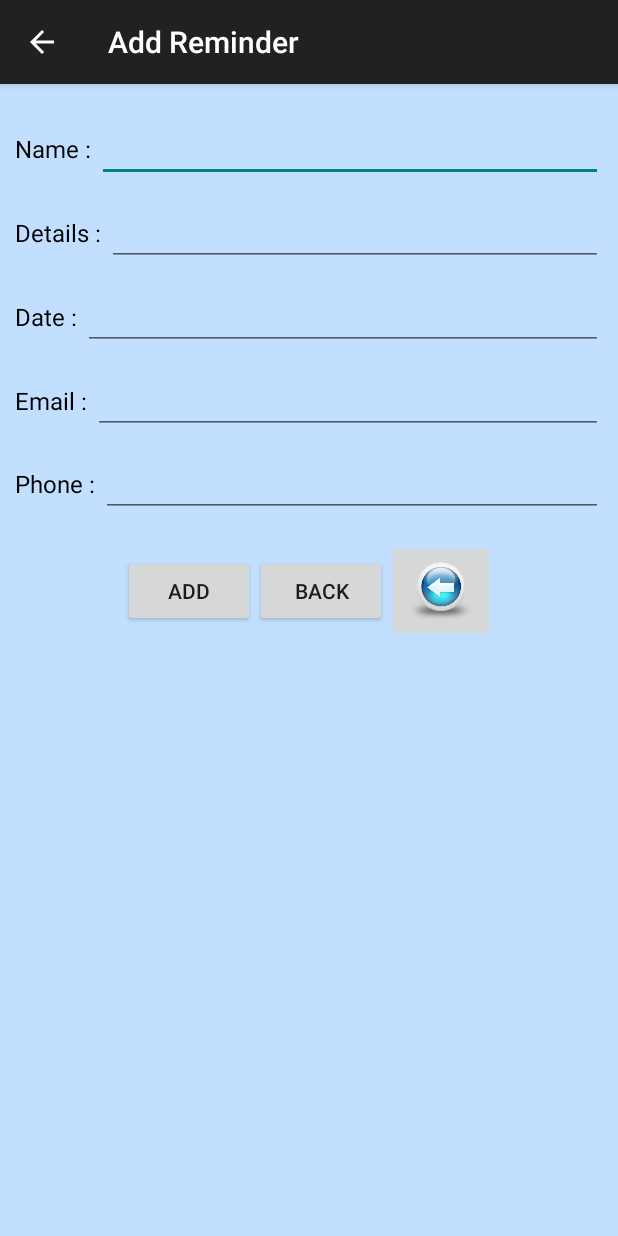
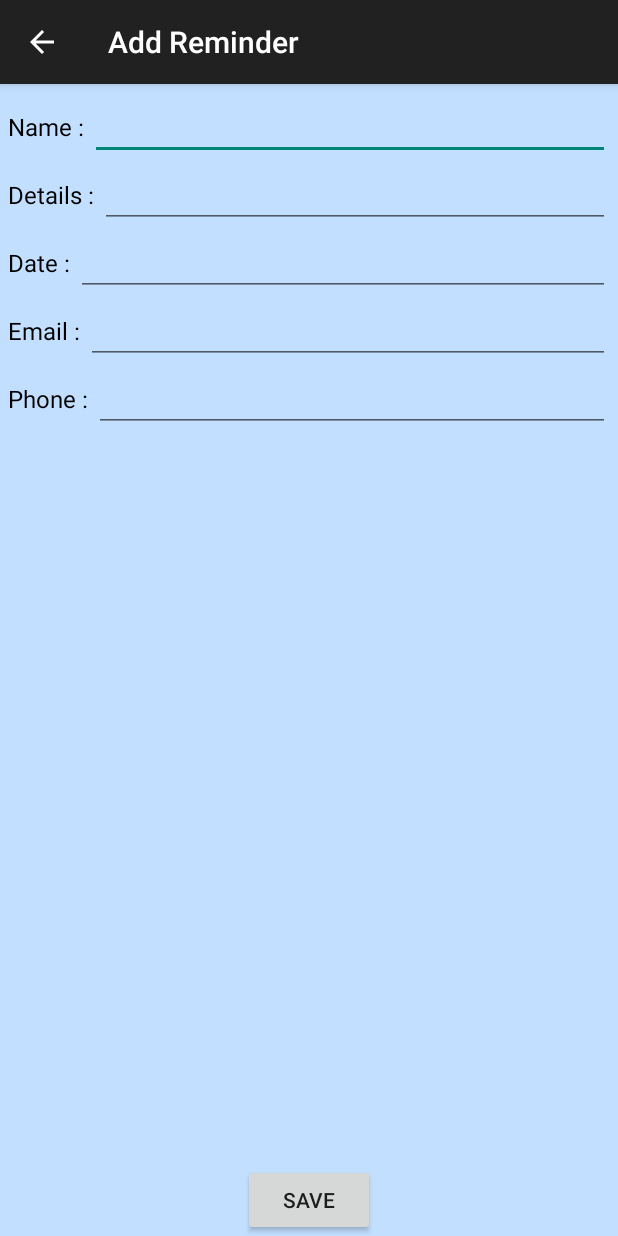
Before and after one commit to kirangavv/ReminderBuddy, an Android app: the Main screen opened directly, with no data from a screen before it, in the options menu, after a tap on "Add", on a phone screen of 412 x 824 dp. Run offline under Robolectric (Android 15) with nearby library versions, the phone set to English and light mode, and no system bars; 2 statements that could not run were skipped.

Commit message:
Fixed abouts us and setting page.
Fixded aboutus link , styles, setting page... minor changes in add
reminder

```diff
--- a/app/src/main/java/com/remainder/AddReminder.java
+++ b/app/src/main/java/com/remainder/AddReminder.java
@@ -20,36 +20,36 @@ public class AddReminder extends AppCompatActivity implements View.OnClickListen
     private EditText remainderDate;		// Text field
     private EditText remainderEmail;		// Text field
     private EditText remainderPhone;		// Text field
-    private Button addNewButton;	// Add new button
-    private Button backButton;		// Back button
+    private Button saveButton;	// Save button
 
     // DAO
     private RemainderDAO dao;
 
-
     @Override
     protected void onCreate(Bundle savedInstanceState) {
+
         super.onCreate(savedInstanceState);
+
         setContentView(R.layout.activity_add_reminder);// Create DAO object
+
         dao = new RemainderDAO(this);
 
         remainderName 		= (EditText)findViewById(R.id.newRemainderName);
-        remainderDetails 		= (EditText)findViewById(R.id.newRemainderDetails);
+        remainderDetails 	= (EditText)findViewById(R.id.newRemainderDetails);
         remainderDate 		= (EditText)findViewById(R.id.newRemainderDate);
         remainderEmail 		= (EditText)findViewById(R.id.newRemainderEmail);
         remainderPhone 		= (EditText)findViewById(R.id.newRemainderPhone);
-        addNewButton 	= (Button)findViewById(R.id.button_addremainder_add);
-        backButton		= (Button)findViewById(R.id.button_addremainder_back);
+        saveButton 	        = (Button)findViewById(R.id.button_addremainder_save);
 
-        addNewButton.setOnClickListener(this);
-        backButton.setOnClickListener(this);
+        saveButton.setOnClickListener(this);
+
         getSupportActionBar().setDisplayHomeAsUpEnabled(true);
     }
 
     @Override
     public void onClick(View v) {
         // If add button was clicked
-        if (addNewButton.isPressed()) {
+        if (saveButton.isPressed()) {
             // Get entered text
             String remainderNameTextValue = remainderName.getText().toString();
             remainderName.setText("");
@@ -72,19 +72,10 @@ public class AddReminder extends AppCompatActivity implements View.OnClickListen
             startActivity(intent);
 
         }
-        //else if (backButton.isPressed()) {
-            // When back button is pressed
-            // Create an intent
-           // Intent intent = new Intent(this, Main.class);
-            // Start activity
-           // startActivity(intent);
-            // Finish this activity
             this.finish();
 
             // Close the database
             dao.close();
-       // }
-
     }
 
     @Override
--- a/app/src/main/res/layout/activity_about_us.xml
+++ b/app/src/main/res/layout/activity_about_us.xml
@@ -5,7 +5,7 @@
     xmlns:tools="http://schemas.android.com/tools" android:layout_width="match_parent"
     android:layout_height="match_parent" android:fitsSystemWindows="true"
     tools:context="com.remainder.AboutUs"
-    android:background="@color/color_background">
+    android:background="@color/background">
 
     <!--<android.support.design.widget.AppBarLayout android:layout_height="wrap_content"-->
         <!--android:layout_width="match_parent" android:theme="@style/AppTheme.AppBarOverlay">-->
--- a/app/src/main/res/layout/activity_add_reminder.xml
+++ b/app/src/main/res/layout/activity_add_reminder.xml
@@ -2,15 +2,14 @@
     android:layout_width="fill_parent"
     android:layout_height="fill_parent"
     android:orientation="vertical"
-    android:background="@color/color_background">
+    android:background="@color/background">
 
     <LinearLayout
         android:id="@+id/formLayout"
         android:layout_width="fill_parent"
         android:layout_height="wrap_content"
-        android:padding="@dimen/dim_10dp"
-        android:orientation="vertical"
-         >
+        android:padding="@dimen/dim_5dp"
+        android:orientation="vertical">
 
         <LinearLayout
             android:layout_width="match_parent"
@@ -20,18 +19,14 @@
                 android:layout_width="0dp"
                 android:layout_height="wrap_content"
                 android:layout_weight="1"
-                android:orientation="horizontal"
-                android:layout_marginBottom="@dimen/dim_5dp"
-                android:paddingTop="@dimen/dim_10dp">
-
+                android:orientation="horizontal">
 
                 <TextView
                     android:layout_width="wrap_content"
                     android:layout_height="wrap_content"
                     android:text="Name : "
-                    android:textColor="#000"
-                    android:textSize="@dimen/abc_text_size_menu_material"/>
-
+                    android:textColor="@color/labeltext"
+                    android:textSize="16sp"/>
 
                 <EditText
                     android:id="@+id/newRemainderName"
@@ -39,10 +34,8 @@
                     android:layout_height="wrap_content"
                     android:inputType="text"
                     android:ems="10" >
-
                     <requestFocus />
                 </EditText>
-
             </LinearLayout>
         </LinearLayout>
 
@@ -53,17 +46,14 @@
                 android:layout_width="0dp"
                 android:layout_height="wrap_content"
                 android:layout_weight="1"
-                android:orientation="horizontal"
-                android:layout_marginBottom="@dimen/dim_5dp"
-                android:paddingTop="@dimen/dim_5dp">
-
+                android:orientation="horizontal">
 
                 <TextView
                     android:layout_width="wrap_content"
                     android:layout_height="wrap_content"
                     android:text="Details : "
-                    android:textColor="#000"
-                    android:textSize="@dimen/abc_text_size_menu_material"/>
+                    android:textColor="@color/labeltext"
+                    android:textSize="@dimen/textsize_16sp"/>
 
                 <EditText
                     android:id="@+id/newRemainderDetails"
@@ -72,7 +62,6 @@
                     android:inputType="text"
                     android:ems="10" >
                 </EditText>
-
             </LinearLayout>
         </LinearLayout>
 
@@ -83,17 +72,14 @@
                 android:layout_width="0dp"
                 android:layout_height="wrap_content"
                 android:layout_weight="1"
-                android:orientation="horizontal"
-                android:layout_marginBottom="@dimen/dim_5dp"
-                android:paddingTop="@dimen/dim_5dp">
-
+                android:orientation="horizontal">
 
                 <TextView
                     android:layout_width="wrap_content"
                     android:layout_height="wrap_content"
                     android:text="Date : "
-                    android:textColor="#000"
-                    android:textSize="@dimen/abc_text_size_menu_material"/>
+                    android:textColor="@color/labeltext"
+                    android:textSize="@dimen/textsize_16sp"/>
 
                 <EditText
                     android:id="@+id/newRemainderDate"
@@ -101,7 +87,6 @@
                     android:layout_height="wrap_content"
                     android:ems="10" >
                 </EditText>
-
             </LinearLayout>
         </LinearLayout>
 
@@ -112,16 +97,14 @@
                 android:layout_width="0dp"
                 android:layout_height="wrap_content"
                 android:layout_weight="1"
-                android:orientation="horizontal"
-                android:paddingTop="@dimen/dim_5dp">
-
+                android:orientation="horizontal">
 
                 <TextView
                     android:layout_width="wrap_content"
                     android:layout_height="wrap_content"
                     android:text="Email : "
-                    android:textColor="#000"
-                    android:textSize="@dimen/abc_text_size_menu_material"/>
+                    android:textColor="@color/labeltext"
+                    android:textSize="@dimen/textsize_16sp"/>
 
                 <EditText
                     android:id="@+id/newRemainderEmail"
@@ -130,7 +113,6 @@
                     android:layout_height="wrap_content"
                     android:ems="10" >
                 </EditText>
-
             </LinearLayout>
         </LinearLayout>
 
@@ -141,17 +123,14 @@
                 android:layout_width="0dp"
                 android:layout_height="wrap_content"
                 android:layout_weight="1"
-                android:orientation="horizontal"
-                android:layout_marginBottom="@dimen/dim_5dp"
-                android:paddingTop="@dimen/dim_10dp">
-
+                android:orientation="horizontal">
 
                 <TextView
                     android:layout_width="wrap_content"
                     android:layout_height="wrap_content"
                     android:text="Phone : "
-                    android:textColor="#000"
-                    android:textSize="@dimen/abc_text_size_menu_material"/>
+                    android:textColor="@color/labeltext"
+                    android:textSize="@dimen/textsize_16sp"/>
 
                 <EditText
                     android:id="@+id/newRemainderPhone"
@@ -161,40 +140,22 @@
                     android:maxLength="10"
                     android:ems="10" >
                 </EditText>
-
             </LinearLayout>
         </LinearLayout>
-
-
-
 
     </LinearLayout>
 
     <LinearLayout
-        android:layout_width="fill_parent"
-        android:layout_height="wrap_content"
-        android:gravity="center">
+        android:layout_width="match_parent"
+        android:layout_height="0dip"
+        android:layout_weight="1"
+        android:gravity="center|bottom"
+        android:orientation="horizontal">
         <Button
-            android:id="@+id/button_addremainder_add"
+            android:id="@+id/button_addremainder_save"
             android:layout_width="wrap_content"
             android:layout_height="wrap_content"
-            android:text="@string/button_addnew" />
-
-        <Button
-            android:id="@+id/button_addremainder_back"
-            android:layout_width="wrap_content"
-            android:layout_height="wrap_content"
-            android:text="@string/button_menu_goback" />
-
-
-            <ImageButton
-                android:id="@+id/imageButton1"
-                android:layout_width="wrap_content"
-                android:layout_height="wrap_content"
-                android:src="@drawable/rb_back" />
-
-        />
-
+            android:text="@string/button_save" />
     </LinearLayout>
 
 </LinearLayout>
--- a/app/src/main/res/layout/activity_main.xml
+++ b/app/src/main/res/layout/activity_main.xml
@@ -2,9 +2,9 @@
     xmlns:tools="http://schemas.android.com/tools" android:layout_width="match_parent"
     android:layout_height="match_parent" android:paddingLeft="@dimen/activity_horizontal_margin"
     android:paddingRight="@dimen/activity_horizontal_margin"
-    android:paddingBottom="@dimen/activity_vertical_margin"
+    android:paddingBottom="@dimen/dim_10dp"
     tools:context="com.remainder.Main"
-    android:background="@color/color_background">
+    android:background="@color/background">
 
     <ListView android:id="@+id/listview_result"
         android:layout_width="fill_parent"
--- a/app/src/main/res/layout/activity_settings.xml
+++ b/app/src/main/res/layout/activity_settings.xml
@@ -5,7 +5,7 @@
     xmlns:tools="http://schemas.android.com/tools" android:layout_width="match_parent"
     android:layout_height="match_parent" android:fitsSystemWindows="true"
     tools:context="com.remainder.Settings"
-    android:background="@color/color_background">
+    android:background="@color/background">
 
     <!--<android.support.design.widget.AppBarLayout android:layout_height="wrap_content"-->
         <!--android:layout_width="match_parent" android:theme="@style/AppTheme.AppBarOverlay">-->
--- a/app/src/main/res/values/dimens.xml
+++ b/app/src/main/res/values/dimens.xml
@@ -1,39 +1,40 @@
 <resources>
     <!-- Default screen margins, per the Android Design guidelines. -->
-    <dimen name="activity_horizontal_margin">16dp</dimen>
-    <dimen name="activity_vertical_margin">16dp</dimen>
-    <dimen name="dim_60dp">60dp</dimen>
+    <dimen name="dim_0.5dp">0.5dp</dimen>
+    <dimen name="dim_0.1dp">0.1dp</dimen>
+    <dimen name="dim_1dp">1dp</dimen>
+    <dimen name="dim_3dp">3dp</dimen>
+    <dimen name="dim_5dp">5dp</dimen>
+    <dimen name="dim_7dp">7dp</dimen>
+    <dimen name="dim_8dp">8dp</dimen>
+    <dimen name="dim_10dp">10dp</dimen>
+    <dimen name="dim_12dp">12dp</dimen>
+    <dimen name="dim_15dp">15dp</dimen>
     <dimen name="dim_16dp">16dp</dimen>
     <dimen name="dim_18dp">18dp</dimen>
-    <dimen name="dim_70dp">70dp</dimen>
-    <dimen name="dim_80dp">80dp</dimen>
-    <dimen name="dim_100dp">100dp</dimen>
-    <dimen name="dim_90dp">90dp</dimen>
+    <dimen name="dim_20dp">20dp</dimen>
+    <dimen name="dim_25dp">25dp</dimen>
+    <dimen name="dim_30dp">30dp</dimen>
+    <dimen name="dim_35dp">35dp</dimen>
     <dimen name="dim_40dp">40dp</dimen>
     <dimen name="dim_43dp">43dp</dimen>
     <dimen name="dim_50dp">50dp</dimen>
-    <dimen name="dim_35dp">35dp</dimen>
-    <dimen name="dim_25dp">25dp</dimen>
-    <dimen name="dim_30dp">30dp</dimen>
-    <dimen name="dim_20dp">20dp</dimen>
-    <dimen name="dim_10dp">10dp</dimen>
-    <dimen name="dim_15dp">15dp</dimen>
-    <dimen name="dim_7dp">7dp</dimen>
-    <dimen name="dim_12dp">12dp</dimen>
-    <dimen name="dim_5dp">5dp</dimen>
-    <dimen name="dim_1dp">1dp</dimen>
-    <dimen name="dim_3dp">3dp</dimen>
-    <dimen name="dim_0.5dp">0.5dp</dimen>
-    <dimen name="dim_0.1dp">0.1dp</dimen>
+    <dimen name="dim_60dp">60dp</dimen>
+    <dimen name="dim_70dp">70dp</dimen>
+    <dimen name="dim_80dp">80dp</dimen>
+    <dimen name="dim_90dp">90dp</dimen>
+    <dimen name="dim_100dp">100dp</dimen>
     <dimen name="dim_120dp">120dp</dimen>
+    <dimen name="dim_150dp">150dp</dimen>
     <dimen name="dim_200dp">200dp</dimen>
-    <dimen name="dim_150dp">150dp</dimen>
-    <dimen name="dim_8dp">8dp</dimen>
     <dimen name="dim_250">250dp</dimen>
-    <dimen name="fab_margin">16dp</dimen>
 
-    <color  name="color_background">#C2DFFF</color>
-    <color name="color_labeltext">#000</color>
+
+    <dimen name="textsize_16sp">16sp</dimen>
+
+    <color  name="background">#C2DFFF</color>
+    <color name="line">#66b2ff</color>
+    <color name="labeltext">#000</color>
 
 
 
--- a/app/src/main/res/values/strings.xml
+++ b/app/src/main/res/values/strings.xml
@@ -1,8 +1,7 @@
 <resources>
     <string name="app_name">Reminder Buddy</string>
     <string name="menu_add">Add</string>
-    <string name="button_addnew">Add</string>
-    <string name="button_menu_goback">Back</string>
+    <string name="button_save">Save</string>
     <string name="title_activity_add_remainder">Add Reminder</string>
     <string name="title_activity_main">Main</string>
     <string name="title_activity_settings">Settings</string>
@@ -12,6 +11,7 @@
     <string name="button_aboutus">About Us</string>
     <string name="title_activity_about_us">About Us</string>
     <string name="link_feedback">Please leave your feedback <a href="mailto:kirangavv@hotmail.com?Subject=Reminder Buddy Feedback" target="_top">kirangavv@hotmail.com</a></string>
-    <string name="link_companyname"><a href="http://www.macsof.com"> MacSof </a></string>
-    <string name="contributorsthankyou">Thanks for using our app! Please share this your friend Kiran G and Satish.</string>
+    <string name="link_companyname"><a href="http://www.macsof.com/">http://www.macsof.com/</a></string>
+    <string name="contributorsthankyou">Thanks for using our app! Please share this your friends \n\n Kiran and Satish.</string>
+
 </resources>
```
Also changed, not shown: app/src/main/AndroidManifest.xml (+7 -4 lines), app/src/main/java/com/remainder/Settings.java (+14 -0 lines), app/src/main/res/layout/activity_reminder_list.xml (+4 -6 lines), app/src/main/res/layout/content_about_us.xml (+29 -14 lines), app/src/main/res/layout/content_settings.xml (+47 -13 lines).
